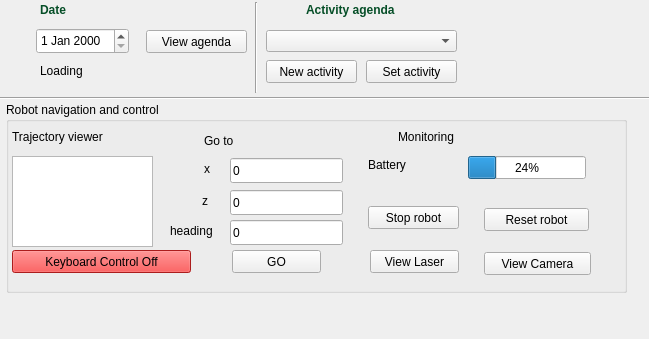
Qt form humanObserverAgent_GUI/src/mainUI.ui (rahulkatiyar19955/gsoc-gui-dev) before a commit.
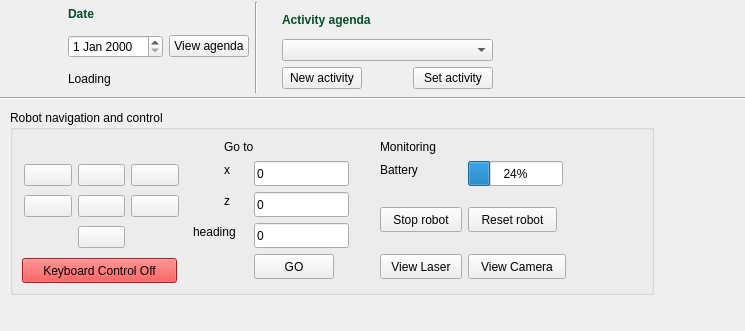
The same form after that commit. Icons and pictures are not drawn.

Commit message: changes in robot navigation: added control button

Diff of the .ui file:
```diff
--- a/humanObserverAgent_GUI/src/mainUI.ui
+++ b/humanObserverAgent_GUI/src/mainUI.ui
@@ -6,52 +6,13 @@
    <rect>
     <x>0</x>
     <y>0</y>
-    <width>649</width>
-    <height>339</height>
+    <width>745</width>
+    <height>331</height>
    </rect>
   </property>
   <property name="windowTitle">
    <string>humanObserverAgent_GUI</string>
   </property>
-  <widget class="QLabel" name="label_9">
-   <property name="geometry">
-    <rect>
-     <x>40</x>
-     <y>0</y>
-     <width>151</width>
-     <height>21</height>
-    </rect>
-   </property>
-   <property name="text">
-    <string>&lt;html&gt;&lt;head/&gt;&lt;body&gt;&lt;p&gt;&lt;span style=&quot; font-weight:600; color:#054e27;&quot;&gt;Date&lt;/span&gt;&lt;/p&gt;&lt;/body&gt;&lt;/html&gt;</string>
-   </property>
-  </widget>
-  <widget class="QLabel" name="label_22">
-   <property name="geometry">
-    <rect>
-     <x>10</x>
-     <y>30</y>
-     <width>21</width>
-     <height>31</height>
-    </rect>
-   </property>
-   <property name="text">
-    <string>&lt;html&gt;&lt;head/&gt;&lt;body&gt;&lt;p&gt;&lt;img src=&quot;:/GUI/Icons/calendar.png&quot; /&gt;&lt;/p&gt;&lt;/body&gt;&lt;/html&gt;</string>
-   </property>
-  </widget>
-  <widget class="QPushButton" name="pushButton_14">
-   <property name="geometry">
-    <rect>
-     <x>146</x>
-     <y>30</y>
-     <width>101</width>
-     <height>23</height>
-    </rect>
-   </property>
-   <property name="text">
-    <string>View agenda</string>
-   </property>
-  </widget>
   <widget class="Line" name="line_5">
    <property name="geometry">
     <rect>
@@ -65,96 +26,13 @@
     <enum>Qt::Vertical</enum>
    </property>
   </widget>
-  <widget class="QLabel" name="label_24">
+  <widget class="QGroupBox" name="roboNavControl">
    <property name="geometry">
     <rect>
-     <x>306</x>
-     <y>0</y>
-     <width>151</width>
-     <height>21</height>
-    </rect>
-   </property>
-   <property name="text">
-    <string>&lt;html&gt;&lt;head/&gt;&lt;body&gt;&lt;p&gt;&lt;span style=&quot; font-weight:600; color:#054e27;&quot;&gt;Activity agenda&lt;/span&gt;&lt;/p&gt;&lt;/body&gt;&lt;/html&gt;</string>
-   </property>
-  </widget>
-  <widget class="QPushButton" name="pushButton_10">
-   <property name="geometry">
-    <rect>
-     <x>266</x>
-     <y>60</y>
-     <width>91</width>
-     <height>23</height>
-    </rect>
-   </property>
-   <property name="text">
-    <string>New activity</string>
-   </property>
-  </widget>
-  <widget class="QPushButton" name="pushButton_11">
-   <property name="geometry">
-    <rect>
-     <x>366</x>
-     <y>60</y>
-     <width>91</width>
-     <height>23</height>
-    </rect>
-   </property>
-   <property name="text">
-    <string>Set activity</string>
-   </property>
-  </widget>
-  <widget class="QComboBox" name="comboBox_3">
-   <property name="geometry">
-    <rect>
-     <x>266</x>
-     <y>30</y>
-     <width>191</width>
-     <height>22</height>
-    </rect>
-   </property>
-  </widget>
-  <widget class="QLabel" name="label">
-   <property name="enabled">
-    <bool>true</bool>
-   </property>
-   <property name="geometry">
-    <rect>
-     <x>40</x>
-     <y>62</y>
-     <width>271</width>
-     <height>17</height>
-    </rect>
-   </property>
-   <property name="font">
-    <font>
-     <kerning>true</kerning>
-    </font>
-   </property>
-   <property name="inputMethodHints">
-    <set>Qt::ImhNone</set>
-   </property>
-   <property name="text">
-    <string>Loading</string>
-   </property>
-  </widget>
-  <widget class="QDateEdit" name="dateEdit">
-   <property name="geometry">
-    <rect>
-     <x>36</x>
-     <y>28</y>
-     <width>93</width>
-     <height>26</height>
-    </rect>
-   </property>
-  </widget>
-  <widget class="QGroupBox" name="groupBox">
-   <property name="geometry">
-    <rect>
-     <x>6</x>
-     <y>102</y>
-     <width>621</width>
-     <height>191</height>
+     <x>10</x>
+     <y>110</y>
+     <width>644</width>
+     <height>185</height>
     </rect>
    </property>
    <property name="title">
@@ -163,36 +41,23 @@
    <widget class="QLabel" name="label_11">
     <property name="geometry">
      <rect>
-      <x>198</x>
-      <y>56</y>
-      <width>17</width>
-      <height>21</height>
+      <x>214</x>
+      <y>51</y>
+      <width>16</width>
+      <height>17</height>
      </rect>
     </property>
     <property name="text">
      <string>x</string>
     </property>
    </widget>
-   <widget class="QLabel" name="label_30">
-    <property name="geometry">
-     <rect>
-      <x>6</x>
-      <y>24</y>
-      <width>131</width>
-      <height>21</height>
-     </rect>
-    </property>
-    <property name="text">
-     <string>Trajectory viewer</string>
-    </property>
-   </widget>
    <widget class="QLabel" name="label_12">
     <property name="geometry">
      <rect>
-      <x>164</x>
-      <y>118</y>
-      <width>59</width>
-      <height>21</height>
+      <x>183</x>
+      <y>113</y>
+      <width>55</width>
+      <height>17</height>
      </rect>
     </property>
     <property name="text">
@@ -202,10 +67,10 @@
    <widget class="QLabel" name="label_13">
     <property name="geometry">
      <rect>
-      <x>362</x>
-      <y>52</y>
-      <width>57</width>
-      <height>21</height>
+      <x>370</x>
+      <y>51</y>
+      <width>53</width>
+      <height>17</height>
      </rect>
     </property>
     <property name="text">
@@ -215,10 +80,10 @@
    <widget class="QLabel" name="label_16">
     <property name="geometry">
      <rect>
-      <x>198</x>
+      <x>214</x>
       <y>28</y>
-      <width>131</width>
-      <height>21</height>
+      <width>38</width>
+      <height>17</height>
      </rect>
     </property>
     <property name="text">
@@ -228,10 +93,10 @@
    <widget class="QPushButton" name="pushButton_4">
     <property name="geometry">
      <rect>
-      <x>362</x>
-      <y>104</y>
-      <width>91</width>
-      <height>23</height>
+      <x>370</x>
+      <y>97</y>
+      <width>82</width>
+      <height>25</height>
      </rect>
     </property>
     <property name="text">
@@ -241,10 +106,10 @@
    <widget class="QLabel" name="label_17">
     <property name="geometry">
      <rect>
-      <x>392</x>
-      <y>24</y>
-      <width>131</width>
-      <height>21</height>
+      <x>370</x>
+      <y>28</y>
+      <width>76</width>
+      <height>17</height>
      </rect>
     </property>
     <property name="text">
@@ -254,10 +119,10 @@
    <widget class="QProgressBar" name="progressBar">
     <property name="geometry">
      <rect>
-      <x>462</x>
-      <y>54</y>
-      <width>118</width>
-      <height>23</height>
+      <x>458</x>
+      <y>51</y>
+      <width>95</width>
+      <height>25</height>
      </rect>
     </property>
     <property name="value">
@@ -267,33 +132,23 @@
    <widget class="QPushButton" name="pushButton_5">
     <property name="geometry">
      <rect>
-      <x>478</x>
-      <y>106</y>
-      <width>105</width>
-      <height>23</height>
+      <x>458</x>
+      <y>97</y>
+      <width>89</width>
+      <height>25</height>
      </rect>
     </property>
     <property name="text">
      <string>Reset robot</string>
     </property>
    </widget>
-   <widget class="QGraphicsView" name="graphicsView_3">
-    <property name="geometry">
-     <rect>
-      <x>6</x>
-      <y>54</y>
-      <width>141</width>
-      <height>91</height>
-     </rect>
-    </property>
-   </widget>
    <widget class="QLabel" name="label_15">
     <property name="geometry">
      <rect>
-      <x>196</x>
-      <y>88</y>
-      <width>19</width>
-      <height>21</height>
+      <x>214</x>
+      <y>82</y>
+      <width>16</width>
+      <height>17</height>
      </rect>
     </property>
     <property name="text">
@@ -303,10 +158,10 @@
    <widget class="QPushButton" name="pushButton_6">
     <property name="geometry">
      <rect>
-      <x>364</x>
-      <y>148</y>
-      <width>89</width>
-      <height>23</height>
+      <x>370</x>
+      <y>144</y>
+      <width>82</width>
+      <height>25</height>
      </rect>
     </property>
     <property name="text">
@@ -316,10 +171,10 @@
    <widget class="QPushButton" name="pushButton_7">
     <property name="geometry">
      <rect>
-      <x>478</x>
-      <y>150</y>
-      <width>107</width>
-      <height>23</height>
+      <x>458</x>
+      <y>144</y>
+      <width>98</width>
+      <height>25</height>
      </rect>
     </property>
     <property name="text">
@@ -329,9 +184,9 @@
    <widget class="QLineEdit" name="lineEdit">
     <property name="geometry">
      <rect>
-      <x>224</x>
-      <y>56</y>
-      <width>113</width>
+      <x>244</x>
+      <y>51</y>
+      <width>95</width>
       <height>25</height>
      </rect>
     </property>
@@ -342,9 +197,9 @@
    <widget class="QLineEdit" name="lineEdit_2">
     <property name="geometry">
      <rect>
-      <x>224</x>
-      <y>88</y>
-      <width>113</width>
+      <x>244</x>
+      <y>82</y>
+      <width>95</width>
       <height>25</height>
      </rect>
     </property>
@@ -355,9 +210,9 @@
    <widget class="QLineEdit" name="lineEdit_3">
     <property name="geometry">
      <rect>
-      <x>224</x>
-      <y>118</y>
-      <width>113</width>
+      <x>244</x>
+      <y>113</y>
+      <width>95</width>
       <height>25</height>
      </rect>
     </property>
@@ -368,10 +223,10 @@
    <widget class="QPushButton" name="pushButton_8">
     <property name="geometry">
      <rect>
-      <x>226</x>
-      <y>148</y>
-      <width>89</width>
-      <height>23</height>
+      <x>244</x>
+      <y>144</y>
+      <width>80</width>
+      <height>25</height>
      </rect>
     </property>
     <property name="text">
@@ -381,10 +236,10 @@
    <widget class="QPushButton" name="pushButton_9">
     <property name="geometry">
      <rect>
-      <x>6</x>
+      <x>12</x>
       <y>148</y>
-      <width>179</width>
-      <height>23</height>
+      <width>155</width>
+      <height>25</height>
      </rect>
     </property>
     <property name="styleSheet">
@@ -394,6 +249,102 @@
      <string>Keyboard Control Off</string>
     </property>
    </widget>
+   <widget class="QWidget" name="layoutWidget">
+    <property name="geometry">
+     <rect>
+      <x>14</x>
+      <y>51</y>
+      <width>155</width>
+      <height>93</height>
+     </rect>
+    </property>
+    <layout class="QGridLayout" name="keycontrols">
+     <item row="0" column="1">
+      <widget class="QPushButton" name="up_button">
+       <property name="text">
+        <string/>
+       </property>
+       <property name="icon">
+        <iconset>
+         <normalon>:/backImages/icons/up.png</normalon>
+        </iconset>
+       </property>
+      </widget>
+     </item>
+     <item row="1" column="0">
+      <widget class="QPushButton" name="left_button">
+       <property name="text">
+        <string/>
+       </property>
+       <property name="icon">
+        <iconset>
+         <normalon>:/backImages/icons/left.png</normalon>
+        </iconset>
+       </property>
+      </widget>
+     </item>
+     <item row="1" column="1">
+      <widget class="QPushButton" name="stop_button">
+       <property name="text">
+        <string/>
+       </property>
+       <property name="icon">
+        <iconset>
+         <normalon>:/backImages/icons/stop.png</normalon>
+        </iconset>
+       </property>
+      </widget>
+     </item>
+     <item row="1" column="2">
+      <widget class="QPushButton" name="right_button">
+       <property name="text">
+        <string/>
+       </property>
+       <property name="icon">
+        <iconset>
+         <normalon>:/backImages/icons/right.png</normalon>
+        </iconset>
+       </property>
+      </widget>
+     </item>
+     <item row="2" column="1">
+      <widget class="QPushButton" name="down_button">
+       <property name="text">
+        <string/>
+       </property>
+       <property name="icon">
+        <iconset>
+         <normalon>:/backImages/icons/down.png</normalon>
+        </iconset>
+       </property>
+      </widget>
+     </item>
+     <item row="0" column="2">
+      <widget class="QPushButton" name="c_button">
+       <property name="text">
+        <string/>
+       </property>
+       <property name="icon">
+        <iconset>
+         <normalon>:/backImages/icons/C.png</normalon>
+        </iconset>
+       </property>
+      </widget>
+     </item>
+     <item row="0" column="0">
+      <widget class="QPushButton" name="cc_button">
+       <property name="text">
+        <string/>
+       </property>
+       <property name="icon">
+        <iconset>
+         <normalon>:/backImages/icons/CC.png</normalon>
+        </iconset>
+       </property>
+      </widget>
+     </item>
+    </layout>
+   </widget>
   </widget>
   <widget class="Line" name="line_7">
    <property name="geometry">
@@ -408,6 +359,109 @@
     <enum>Qt::Horizontal</enum>
    </property>
   </widget>
+  <widget class="QWidget" name="layoutWidget">
+   <property name="geometry">
+    <rect>
+     <x>10</x>
+     <y>0</y>
+     <width>239</width>
+     <height>93</height>
+    </rect>
+   </property>
+   <layout class="QGridLayout" name="viewagenda">
+    <item row="0" column="1" colspan="2">
+     <widget class="QLabel" name="label_9">
+      <property name="text">
+       <string>&lt;html&gt;&lt;head/&gt;&lt;body&gt;&lt;p&gt;&lt;span style=&quot; font-weight:600; color:#054e27;&quot;&gt;Date&lt;/span&gt;&lt;/p&gt;&lt;/body&gt;&lt;/html&gt;</string>
+      </property>
+     </widget>
+    </item>
+    <item row="1" column="0">
+     <widget class="QLabel" name="label_22">
+      <property name="text">
+       <string>&lt;html&gt;&lt;head/&gt;&lt;body&gt;&lt;p&gt;&lt;img src=&quot;:/GUI/Icons/calendar.png&quot; /&gt;&lt;/p&gt;&lt;/body&gt;&lt;/html&gt;</string>
+      </property>
+     </widget>
+    </item>
+    <item row="1" column="1">
+     <widget class="QDateEdit" name="dateEdit"/>
+    </item>
+    <item row="1" column="2">
+     <widget class="QPushButton" name="pushButton_14">
+      <property name="text">
+       <string>View agenda</string>
+      </property>
+     </widget>
+    </item>
+    <item row="2" column="1" colspan="2">
+     <widget class="QLabel" name="label">
+      <property name="enabled">
+       <bool>true</bool>
+      </property>
+      <property name="font">
+       <font>
+        <kerning>true</kerning>
+       </font>
+      </property>
+      <property name="inputMethodHints">
+       <set>Qt::ImhNone</set>
+      </property>
+      <property name="text">
+       <string>Loading</string>
+      </property>
+     </widget>
+    </item>
+   </layout>
+  </widget>
+  <widget class="QWidget" name="layoutWidget">
+   <property name="geometry">
+    <rect>
+     <x>282</x>
+     <y>8</y>
+     <width>211</width>
+     <height>81</height>
+    </rect>
+   </property>
+   <layout class="QGridLayout" name="setnewactivity">
+    <item row="0" column="0" colspan="2">
+     <widget class="QLabel" name="label_24">
+      <property name="text">
+       <string>&lt;html&gt;&lt;head/&gt;&lt;body&gt;&lt;p&gt;&lt;span style=&quot; font-weight:600; color:#054e27;&quot;&gt;Activity agenda&lt;/span&gt;&lt;/p&gt;&lt;/body&gt;&lt;/html&gt;</string>
+      </property>
+     </widget>
+    </item>
+    <item row="2" column="0">
+     <widget class="QPushButton" name="pushButton_10">
+      <property name="text">
+       <string>New activity</string>
+      </property>
+     </widget>
+    </item>
+    <item row="2" column="1">
+     <spacer name="horizontalSpacer">
+      <property name="orientation">
+       <enum>Qt::Horizontal</enum>
+      </property>
+      <property name="sizeHint" stdset="0">
+       <size>
+        <width>40</width>
+        <height>20</height>
+       </size>
+      </property>
+     </spacer>
+    </item>
+    <item row="2" column="2">
+     <widget class="QPushButton" name="pushButton_11">
+      <property name="text">
+       <string>Set activity</string>
+      </property>
+     </widget>
+    </item>
+    <item row="1" column="0" colspan="3">
+     <widget class="QComboBox" name="comboBox_3"/>
+    </item>
+   </layout>
+  </widget>
  </widget>
  <resources/>
  <connections/>
```
Left out of the diff: 7 changed lines with no effect on the pictures. The commit also changes 4 other files.
